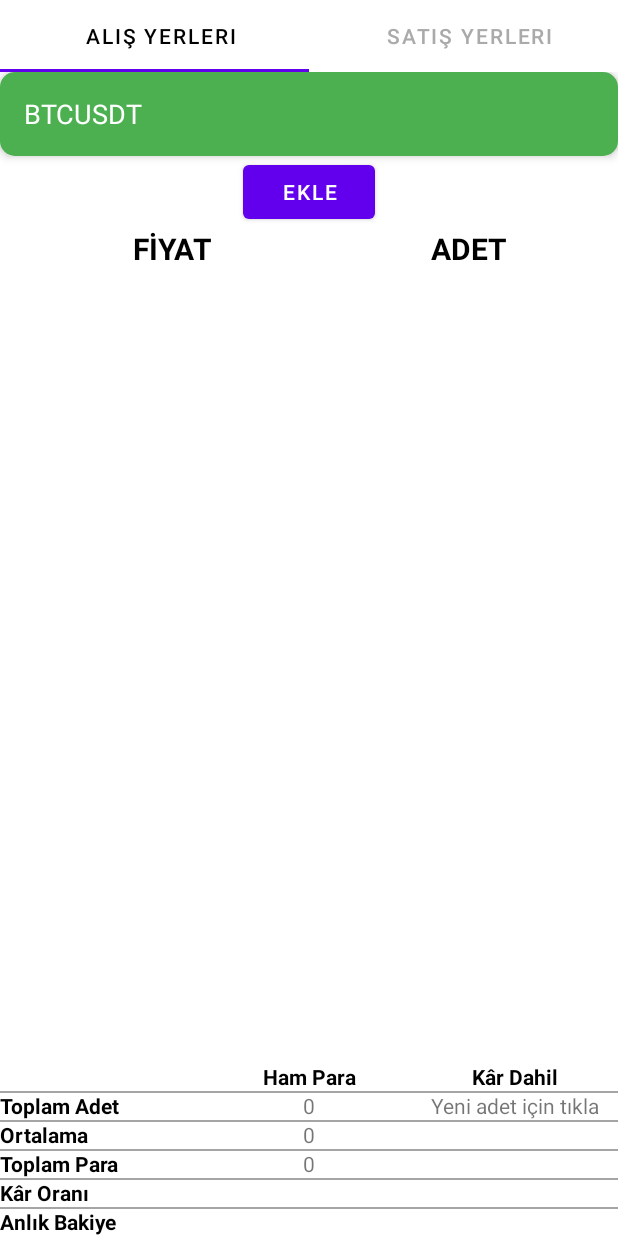
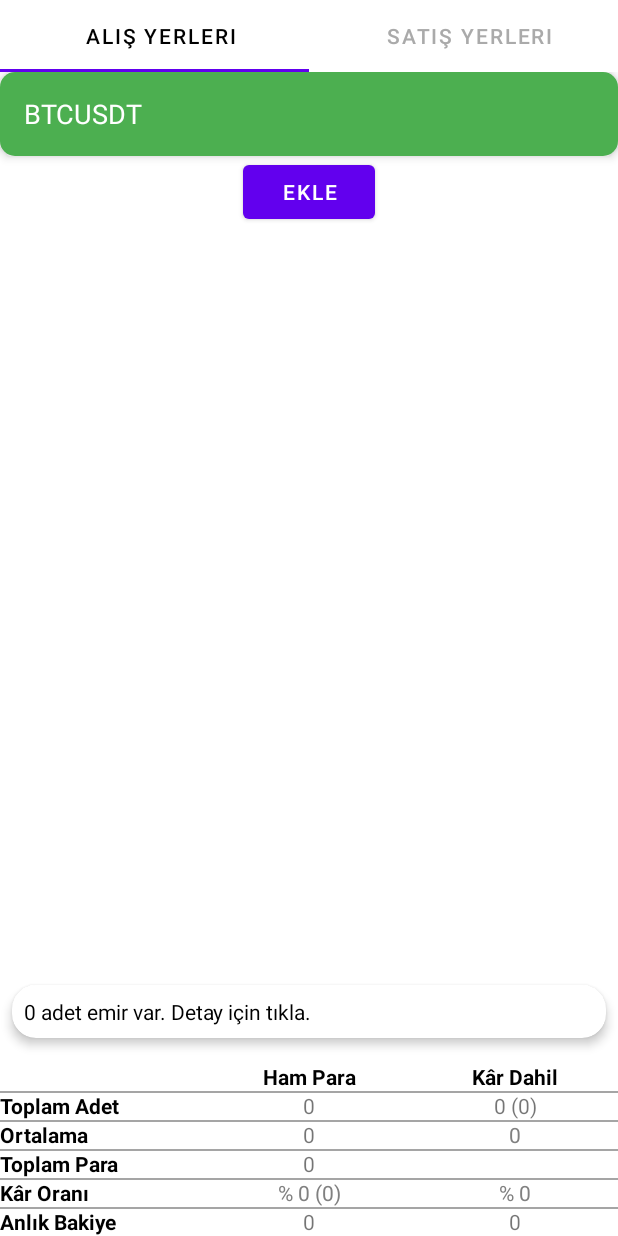
Before and after one commit to EnesUzumcu1/HesapMakinesi-Kotlin, an Android app: the screen it shows after launch (MainActivity), after a tap on "1)", on a phone screen of 412 x 824 dp. Run offline under Robolectric (Android 15) with nearby library versions, the phone set to English and light mode, and no system bars; our stand-ins replace Dagger/Hilt's generated code; 1 other tap on this screen came first.

Commit message:
OrderListBottomSheet added
BuyFrament içindeki recyclerview artık OrderListBottomSheet'in içinde dialog olarak gösteriliyor.

```diff
--- a/app/src/main/java/com/example/hesapmakinesi/ui/buy/BuyFragment.kt
+++ b/app/src/main/java/com/example/hesapmakinesi/ui/buy/BuyFragment.kt
@@ -28,7 +28,6 @@ import com.example.hesapmakinesi.databinding.CustomListBinding
 import com.example.hesapmakinesi.databinding.FragmentBuyBinding
 import com.example.hesapmakinesi.ui.buy.adapter.CoinsAdapter
 import com.example.hesapmakinesi.utils.LoadingProgressBar
-import com.example.hesapmakinesi.ui.sell.adapter.SavedDatasAdapter
 import com.example.hesapmakinesi.utils.Constants
 import dagger.hilt.android.AndroidEntryPoint
 import kotlinx.coroutines.*
@@ -40,7 +39,7 @@ import java.util.*
 import kotlin.collections.ArrayList
 
 @AndroidEntryPoint
-class BuyFragment : Fragment(), SavedDatasAdapter.OnClickListener,
+class BuyFragment : Fragment(),
     CoinsAdapter.OnClickListener {
     private lateinit var binding: FragmentBuyBinding
 
@@ -49,13 +48,11 @@ class BuyFragment : Fragment(), SavedDatasAdapter.OnClickListener,
     private lateinit var loadingProgressBar: LoadingProgressBar
 
     private lateinit var ordersArrayList: ArrayList<Order>
-    private lateinit var dialogNewAmount: Dialog
     private lateinit var dialogCoinsList: Dialog
     private lateinit var dfPriceAndAmount: DecimalFormat
 
     private lateinit var dfPercentage: DecimalFormat
     private lateinit var otherSymbols: DecimalFormatSymbols
-    private lateinit var adapterOrders: SavedDatasAdapter
     private lateinit var adapterCoinsList: CoinsAdapter
     private lateinit var coinName: String
 
@@ -86,13 +83,20 @@ class BuyFragment : Fragment(), SavedDatasAdapter.OnClickListener,
         super.onViewCreated(view, savedInstanceState)
         atamalar()
         loadData()
-        buildRecyclerView()
         averageCalculate()
         decimalFormatUpdate()
         newAverageCalculate()
+        updateOrderListSize()
 
         binding.btnEkle.setOnClickListener {
             findNavController().navigate(R.id.addOrderDialogFragment)
+        }
+
+        binding.cvShowOrder.setOnClickListener {
+            findNavController().navigate(R.id.orderListBottomSheet, Bundle().apply {
+                val value: String = viewModel.preferencesName
+                putString(Constants.SEND_PREF_NAME, value)
+            })
         }
 
         binding.tvYeniAdet.setOnClickListener {
@@ -174,9 +178,25 @@ class BuyFragment : Fragment(), SavedDatasAdapter.OnClickListener,
             ) {
                 val mutableList: MutableList<String>? =
                     currentFragment.savedStateHandle[Constants.SAVED_STATE_HANDLE_KEY_ORDER]
+                currentFragment.savedStateHandle[Constants.SAVED_STATE_HANDLE_KEY_ORDER] = null
                 if (mutableList.isNullOrEmpty().not() && mutableList?.size == 2) addOrder(
                     mutableList[0], mutableList[1]
                 )
+            }
+
+            if (event == Lifecycle.Event.ON_RESUME) {
+                viewModel.getCalculates().apply {
+                    ordersArrayList = this
+                }
+                averageCalculate()
+                calculatePercentage(coinPrice)
+                if (viewModel.getCalculates().size == 0) {
+                    newAverageReset()
+                } else {
+                    newAverageCalculate()
+                }
+                updateSavedCoinList()
+                updateOrderListSize()
             }
         }
 
@@ -219,7 +239,6 @@ class BuyFragment : Fragment(), SavedDatasAdapter.OnClickListener,
         dfPriceAndAmount = DecimalFormat("#.########", otherSymbols)
         dfAverage = DecimalFormat("#.##", otherSymbols)
         dfPercentage = DecimalFormat("#.##", otherSymbols)
-        dialogNewAmount = Dialog(requireContext())
         dialogCoinsList = Dialog(requireContext())
         if (!isInternetAvailable()) {
             Toast.makeText(context, Constants.NO_INTERNET_ERROR, Toast.LENGTH_SHORT).show()
@@ -323,19 +342,10 @@ class BuyFragment : Fragment(), SavedDatasAdapter.OnClickListener,
     }
 
     private fun afterItemAdded() {
-        adapterOrders.notifyItemInserted(adapterOrders.itemCount - 1)
-        binding.recyclerview.smoothScrollToPosition(adapterOrders.itemCount - 1)
         averageCalculate()
         calculatePercentage(coinPrice)
         newAverageCalculate()
         saveData()
-    }
-
-    private fun buildRecyclerView() {
-        adapterOrders = SavedDatasAdapter(ordersArrayList, this)
-        binding.recyclerview.setHasFixedSize(true)
-        binding.recyclerview.adapter = adapterOrders
-        binding.recyclerview.smoothScrollToPosition(adapterOrders.itemCount)
     }
 
     private fun getNewAmountFromDialog(inputAmount: String) {
@@ -530,18 +540,6 @@ class BuyFragment : Fragment(), SavedDatasAdapter.OnClickListener,
         dialogCoinsList.dismiss()
     }
 
-    override fun onItemClickedDelete(position: Int) {
-        adapterOrders.removeItem(position)
-        averageCalculate()
-        calculatePercentage(coinPrice)
-        saveData()
-        if (adapterOrders.itemCount == 0) {
-            newAverageReset()
-        } else {
-            newAverageCalculate()
-        }
-    }
-
     override fun onResume() {
         super.onResume()
         //start the loop
@@ -560,9 +558,15 @@ class BuyFragment : Fragment(), SavedDatasAdapter.OnClickListener,
         previousList.first {
             it.id == viewModel.preferencesName
         }.apply {
-            this.adet = adapterOrders.itemCount
+            this.adet = viewModel.getCalculates().size
             this.isim = binding.toolbar.coinAdi.text.toString()
         }
         viewModel.updateSavedCoinsList(previousList)
     }
+
+    private fun updateOrderListSize() {
+        viewModel.getCalculates().size.apply {
+            binding.tvOrderListSize.text = "${this} adet emir var. Detay için tıkla."
+        }
+    }
 }
--- /dev/null
+++ b/app/src/main/res/drawable/bottomsheet_border.xml
@@ -0,0 +1,14 @@
+<?xml version="1.0" encoding="utf-8"?>
+<shape xmlns:android="http://schemas.android.com/apk/res/android"
+    android:shape="rectangle">
+
+    <solid android:color="@color/white" />
+    <corners
+        android:topLeftRadius="16dp"
+        android:topRightRadius="16dp" />
+    <padding
+        android:left="10dp"
+        android:right="10dp"
+        android:bottom="25dp"
+        android:top="5dp"/>
+</shape>
--- /dev/null
+++ b/app/src/main/res/drawable/ic_round_remove_24.xml
@@ -0,0 +1,5 @@
+<vector android:height="24dp" android:tint="#6F6F6F"
+    android:viewportHeight="24" android:viewportWidth="24"
+    android:width="48dp" xmlns:android="http://schemas.android.com/apk/res/android">
+    <path android:fillColor="@android:color/white" android:pathData="M18,13H6c-0.55,0 -1,-0.45 -1,-1s0.45,-1 1,-1h12c0.55,0 1,0.45 1,1s-0.45,1 -1,1z"/>
+</vector>
--- a/app/src/main/res/layout/fragment_buy.xml
+++ b/app/src/main/res/layout/fragment_buy.xml
@@ -23,54 +23,6 @@
         app:layout_constraintEnd_toEndOf="parent"
         app:layout_constraintStart_toStartOf="parent"
         app:layout_constraintTop_toBottomOf="@id/toolbar" />
-
-
-    <LinearLayout
-        android:id="@+id/LinearLayoutisim"
-        android:layout_width="match_parent"
-        android:layout_height="wrap_content"
-        android:orientation="horizontal"
-        app:layout_constraintEnd_toEndOf="parent"
-        app:layout_constraintStart_toStartOf="parent"
-        app:layout_constraintTop_toBottomOf="@id/btnEkle">
-
-        <TextView
-            android:layout_width="wrap_content"
-            android:layout_height="wrap_content"
-            android:layout_marginStart="15dp"
-            android:layout_weight="1"
-            android:text="FİYAT"
-            android:textAlignment="center"
-            android:textColor="#000000"
-            android:textSize="20sp"
-            android:textStyle="bold" />
-
-
-        <TextView
-            android:layout_width="wrap_content"
-            android:layout_height="wrap_content"
-            android:layout_weight="1"
-            android:text="ADET"
-            android:textAlignment="center"
-            android:textColor="#000000"
-            android:textSize="20sp"
-            android:textStyle="bold" />
-    </LinearLayout>
-
-    <androidx.recyclerview.widget.RecyclerView
-        android:id="@+id/recyclerview"
-        android:layout_width="match_parent"
-        android:layout_height="0dp"
-        app:layoutManager="androidx.recyclerview.widget.LinearLayoutManager"
-        app:layout_constraintBottom_toTopOf="@id/LinearLayoutDetaylar"
-        app:layout_constraintEnd_toEndOf="parent"
-        app:layout_constraintStart_toStartOf="parent"
-        app:layout_constraintTop_toBottomOf="@id/LinearLayoutisim"
-        tools:itemCount="5"
-        tools:listitem="@layout/list_item">
-
-    </androidx.recyclerview.widget.RecyclerView>
-
 
     <LinearLayout
         android:id="@+id/LinearLayoutDetaylar"
@@ -267,4 +219,26 @@
 
     </LinearLayout>
 
+    <androidx.cardview.widget.CardView
+        android:id="@+id/cvShowOrder"
+        android:layout_width="match_parent"
+        android:layout_height="wrap_content"
+        android:layout_marginStart="8dp"
+        android:layout_marginEnd="8dp"
+        android:layout_marginBottom="16dp"
+        app:cardCornerRadius="16dp"
+        app:cardElevation="4dp"
+        app:layout_constraintBottom_toTopOf="@+id/LinearLayoutDetaylar"
+        app:layout_constraintEnd_toEndOf="parent"
+        app:layout_constraintStart_toStartOf="parent">
+
+        <TextView
+            android:id="@+id/tvOrderListSize"
+            android:layout_width="wrap_content"
+            android:layout_height="wrap_content"
+            android:layout_margin="8dp"
+            android:textColor="@color/black"
+            tools:text="0 adet emir var. Detay için tıkla."/>
+    </androidx.cardview.widget.CardView>
+
 </androidx.constraintlayout.widget.ConstraintLayout>
--- a/app/src/main/res/navigation/nav_graph.xml
+++ b/app/src/main/res/navigation/nav_graph.xml
@@ -32,4 +32,8 @@
         android:id="@+id/addOrderDialogFragment"
         android:name="com.example.hesapmakinesi.ui.addorder.AddOrderDialogFragment"
         android:label="AddOrderDialogFragment" />
+    <dialog
+        android:id="@+id/orderListBottomSheet"
+        android:name="com.example.hesapmakinesi.ui.orderlist.OrderListBottomSheet"
+        android:label="OrderListBottomSheet" />
 </navigation>
--- a/app/src/main/res/values/themes.xml
+++ b/app/src/main/res/values/themes.xml
@@ -12,6 +12,7 @@
         <!-- Status bar color. -->
         <item name="android:statusBarColor" tools:targetApi="l">?attr/colorPrimaryVariant</item>
         <!-- Customize your theme here. -->
+        <item name="bottomSheetDialogTheme">@style/AppBottomSheetDialogTheme</item>
     </style>
 
     <style name="AppTheme" parent="Theme.MaterialComponents.DayNight.NoActionBar">
@@ -27,4 +28,15 @@
         <item name="android:dropDownVerticalOffset">40.0dp</item>
     </style>
 
+    <!-- bottomSheetStyleTheme -->
+    <style name="AppBottomSheetDialogTheme" parent="Theme.Design.Light.BottomSheetDialog">
+        <item name="bottomSheetStyle">@style/AppModelStyle</item>
+    </style>
+
+    <!-- bottomSheetStyle -->
+    <style name="AppModelStyle" parent="Widget.Design.BottomSheet.Modal">
+        <item name="android:background">@drawable/bottomsheet_border</item>
+        <item name="behavior_peekHeight">400dp</item>
+    </style>
+
 </resources>
```
Also changed, not shown: app/src/main/java/com/example/hesapmakinesi/ui/orderlist/OrderListBottomSheet.kt (added, +63 -0 lines), app/src/main/res/layout/order_list_bottom_sheet.xml (added, +44 -0 lines).
